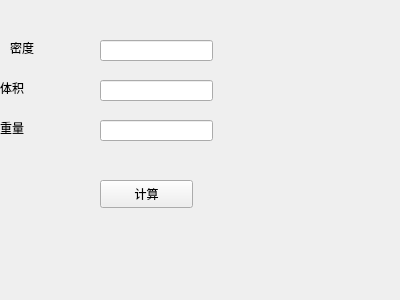
Above: Exercise/miduCal.ui from yzc1990/Exercise before the change. Below: the same form after it.
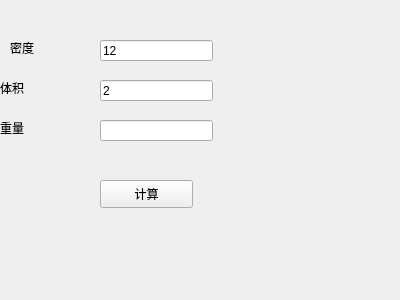
That is the form after the change.

Patch:
```diff
--- a/Exercise/miduCal.ui
+++ b/Exercise/miduCal.ui
@@ -22,6 +22,9 @@
      <height>21</height>
     </rect>
    </property>
+   <property name="text">
+    <string>12</string>
+   </property>
   </widget>
   <widget class="QLabel" name="label">
    <property name="geometry">
@@ -58,6 +61,9 @@
      <height>21</height>
     </rect>
    </property>
+   <property name="text">
+    <string>2</string>
+   </property>
   </widget>
   <widget class="QLabel" name="label_3">
    <property name="geometry">
```
Left out of the diff: 6 changed lines with no effect on the pictures.
